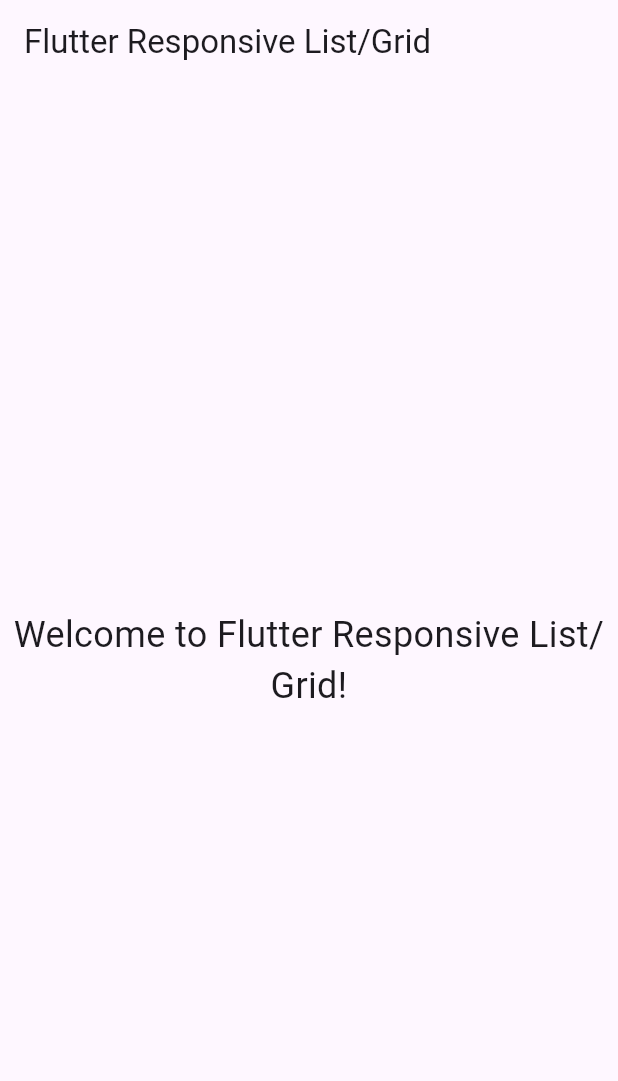
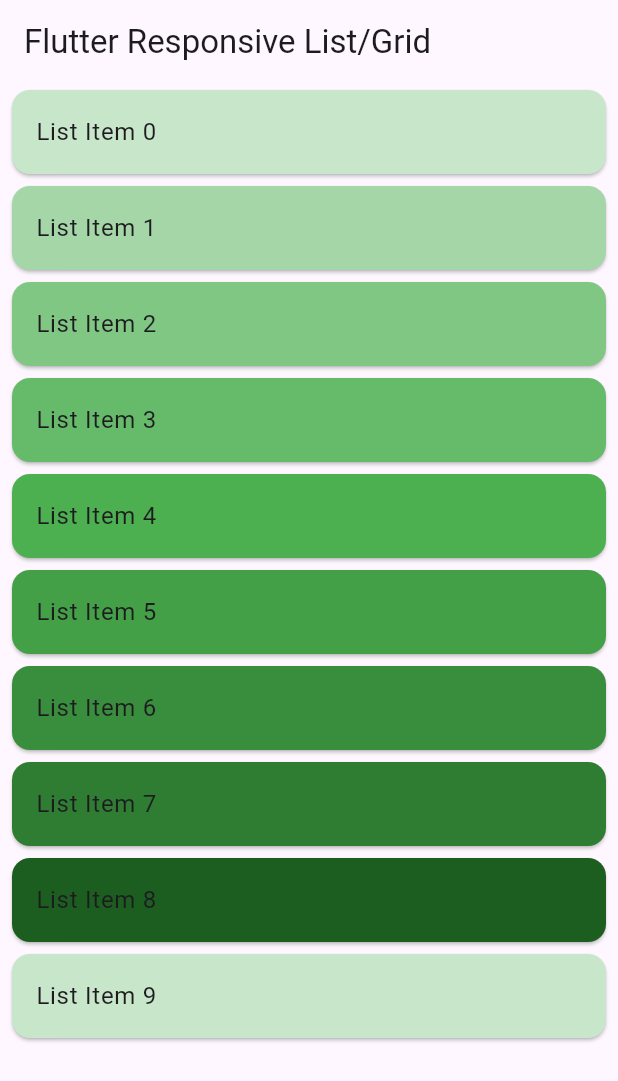
Before and after one commit to Pankaj-Suthar-25/flutter_responsive_list_grid, a Flutter app: the screen it shows after launch, on a phone screen of 412 x 824 dp. Shown: the top 1081 px of the screen. Run offline on Flutter 3.47's test engine with Material 3 defaults, Android fonts, the phone set to English and light mode, and no system bars.

Commit message:
Responsive List Grid

```diff
--- a/lib/main.dart
+++ b/lib/main.dart
@@ -19,13 +19,50 @@
           title: Text('Flutter Responsive List/Grid'),
         ),
         body: const Center(
-          child: Text(
-            'Welcome to Flutter Responsive List/Grid!',
-            textAlign: TextAlign.center,
-            style: TextStyle(fontSize: 24),
-          ),
+          child: ResponsiveListGrid(),
         ),
       ),
     );
   }
 }
+
+class ResponsiveListGrid extends StatelessWidget {
+  const ResponsiveListGrid({super.key});
+
+  @override
+  Widget build(BuildContext context) {
+    return LayoutBuilder(
+      builder: (context, constraints) {
+        if (constraints.maxWidth > 600) {
+          return GridView.builder(
+            gridDelegate: const SliverGridDelegateWithFixedCrossAxisCount(
+              crossAxisCount: 3,
+              crossAxisSpacing: 8.0,
+              mainAxisSpacing: 8.0,
+            ),
+            itemCount: 10,
+            itemBuilder: (context, index) {
+              return Card(
+                color: Colors.blue[100 * (index % 9 + 1)],
+                child: Center(
+                  child: Text('Grid Item $index'),
+                ),
+              );
+            },
+          );
+        } else {
+          return ListView.builder(
+            itemCount: 10,
+            itemBuilder: (context, index) {
+              return Card(
+                margin: const EdgeInsets.symmetric(vertical: 4.0, horizontal: 8.0),
+                color: Colors.green[100 * (index % 9 + 1)],
+                child: ListTile(title: Text('List Item $index')),
+              );
+            },
+          );
+        }
+      },
+    );
+  }
+}
```
